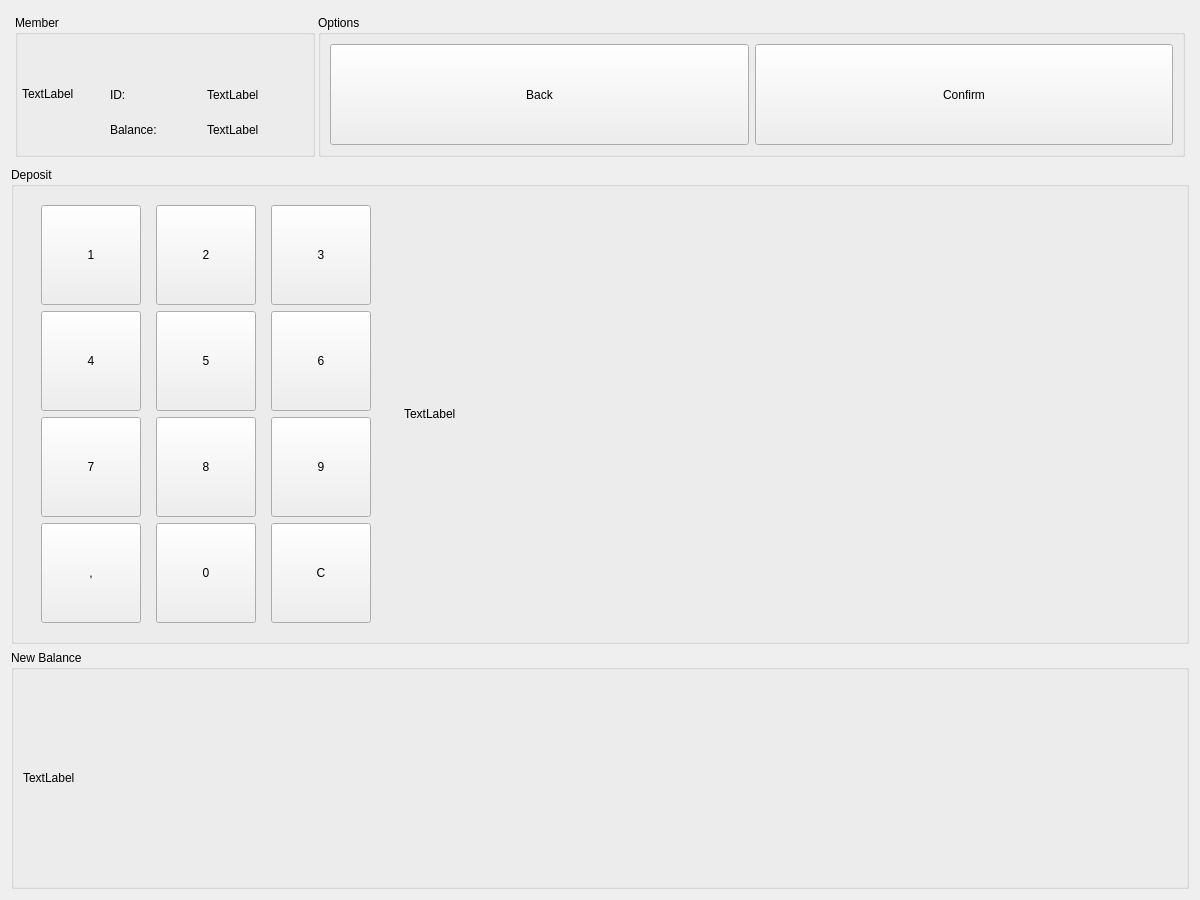
First picture: the form in penyamanager/depositwindow.ui, repository eguzki/penyamanager, before the edit.
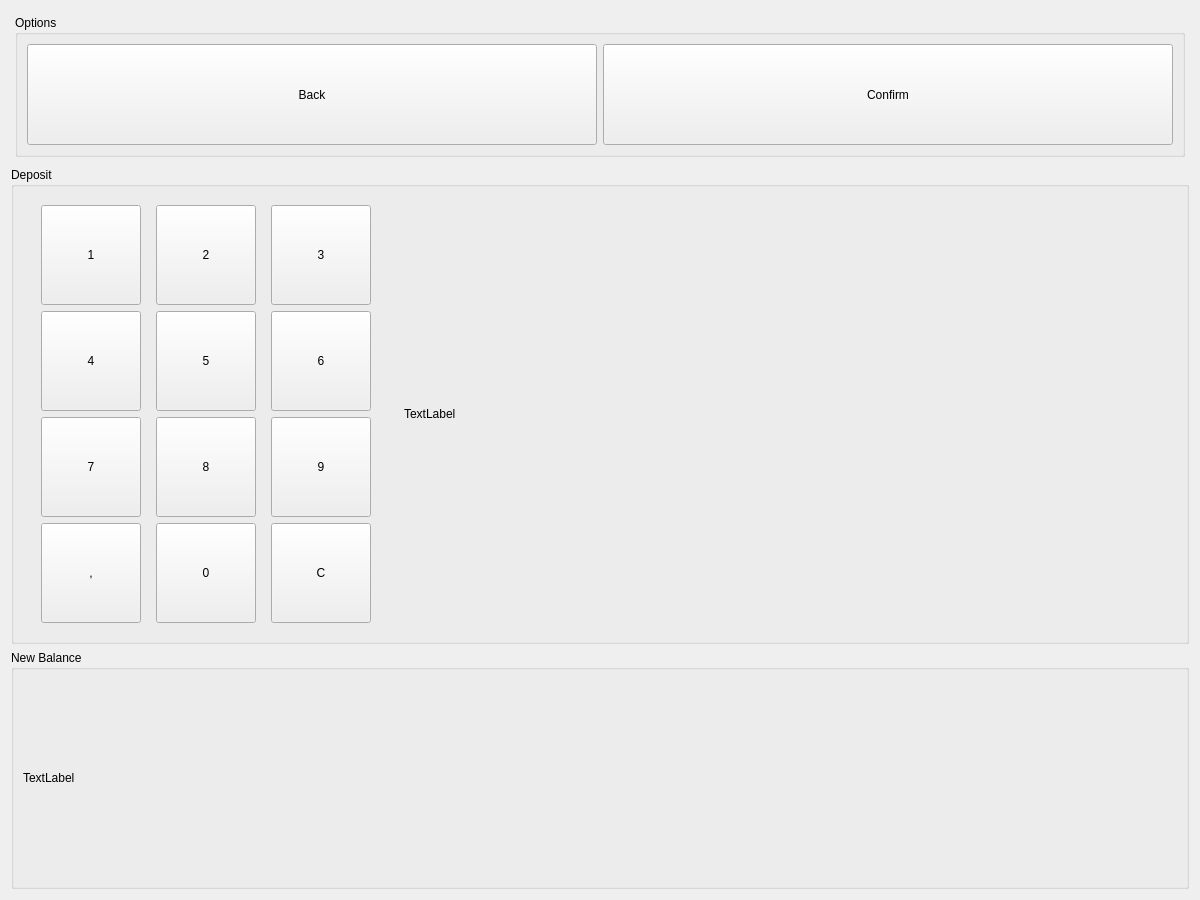
Second picture: the form after the edit.

Commit message: [FEATURE] invoice detail from member invoice list

The edit to the form file:
```diff
--- a/penyamanager/depositwindow.ui
+++ b/penyamanager/depositwindow.ui
@@ -56,159 +56,6 @@
       <property name="bottomMargin">
        <number>4</number>
       </property>
-      <item>
-       <widget class="QGroupBox" name="memberGroupBox">
-        <property name="minimumSize">
-         <size>
-          <width>300</width>
-          <height>0</height>
-         </size>
-        </property>
-        <property name="maximumSize">
-         <size>
-          <width>300</width>
-          <height>16777215</height>
-         </size>
-        </property>
-        <property name="title">
-         <string>Member</string>
-        </property>
-        <layout class="QHBoxLayout" name="horizontalLayout_2">
-         <property name="spacing">
-          <number>3</number>
-         </property>
-         <property name="leftMargin">
-          <number>4</number>
-         </property>
-         <property name="topMargin">
-          <number>4</number>
-         </property>
-         <property name="rightMargin">
-          <number>4</number>
-         </property>
-         <property name="bottomMargin">
-          <number>4</number>
-         </property>
-         <item>
-          <widget class="QLabel" name="memberImage">
-           <property name="minimumSize">
-            <size>
-             <width>80</width>
-             <height>80</height>
-            </size>
-           </property>
-           <property name="maximumSize">
-            <size>
-             <width>80</width>
-             <height>80</height>
-            </size>
-           </property>
-           <property name="text">
-            <string>TextLabel</string>
-           </property>
-          </widget>
-         </item>
-         <item>
-          <widget class="QWidget" name="memberViewWidget" native="true">
-           <layout class="QVBoxLayout" name="verticalLayout_2">
-            <property name="spacing">
-             <number>3</number>
-            </property>
-            <property name="leftMargin">
-             <number>4</number>
-            </property>
-            <property name="topMargin">
-             <number>4</number>
-            </property>
-            <property name="rightMargin">
-             <number>4</number>
-            </property>
-            <property name="bottomMargin">
-             <number>4</number>
-            </property>
-            <item>
-             <widget class="QLabel" name="memberNameLabel">
-              <property name="text">
-               <string/>
-              </property>
-             </widget>
-            </item>
-            <item>
-             <widget class="QWidget" name="memberIdWidget" native="true">
-              <layout class="QHBoxLayout" name="horizontalLayout_3">
-               <property name="spacing">
-                <number>1</number>
-               </property>
-               <property name="leftMargin">
-                <number>1</number>
-               </property>
-               <property name="topMargin">
-                <number>1</number>
-               </property>
-               <property name="rightMargin">
-                <number>1</number>
-               </property>
-               <property name="bottomMargin">
-                <number>1</number>
-               </property>
-               <item>
-                <widget class="QLabel" name="memberIdLabel">
-                 <property name="text">
-                  <string>ID:</string>
-                 </property>
-                </widget>
-               </item>
-               <item>
-                <widget class="QLabel" name="memberIdInfoLabel">
-                 <property name="text">
-                  <string>TextLabel</string>
-                 </property>
-                </widget>
-               </item>
-              </layout>
-             </widget>
-            </item>
-            <item>
-             <widget class="QWidget" name="memberAccountWidget" native="true">
-              <layout class="QHBoxLayout" name="horizontalLayout_4">
-               <property name="spacing">
-                <number>1</number>
-               </property>
-               <property name="leftMargin">
-                <number>1</number>
-               </property>
-               <property name="topMargin">
-                <number>1</number>
-               </property>
-               <property name="rightMargin">
-                <number>1</number>
-               </property>
-               <property name="bottomMargin">
-                <number>1</number>
-               </property>
-               <item>
-                <widget class="QLabel" name="memberAccountLabel">
-                 <property name="text">
-                  <string>Balance:</string>
-                 </property>
-                </widget>
-               </item>
-               <item>
-                <widget class="QLabel" name="memberAccountInfoLabel">
-                 <property name="text">
-                  <string>TextLabel</string>
-                 </property>
-                </widget>
-               </item>
-              </layout>
-             </widget>
-            </item>
-           </layout>
-          </widget>
-         </item>
-        </layout>
-       </widget>
-      </item>
       <item>
        <widget class="QGroupBox" name="optionsGroupBox">
         <property name="sizePolicy">
```
Left out of the diff: 2 changed lines with no effect on the pictures. The commit also changes 35 other files.
